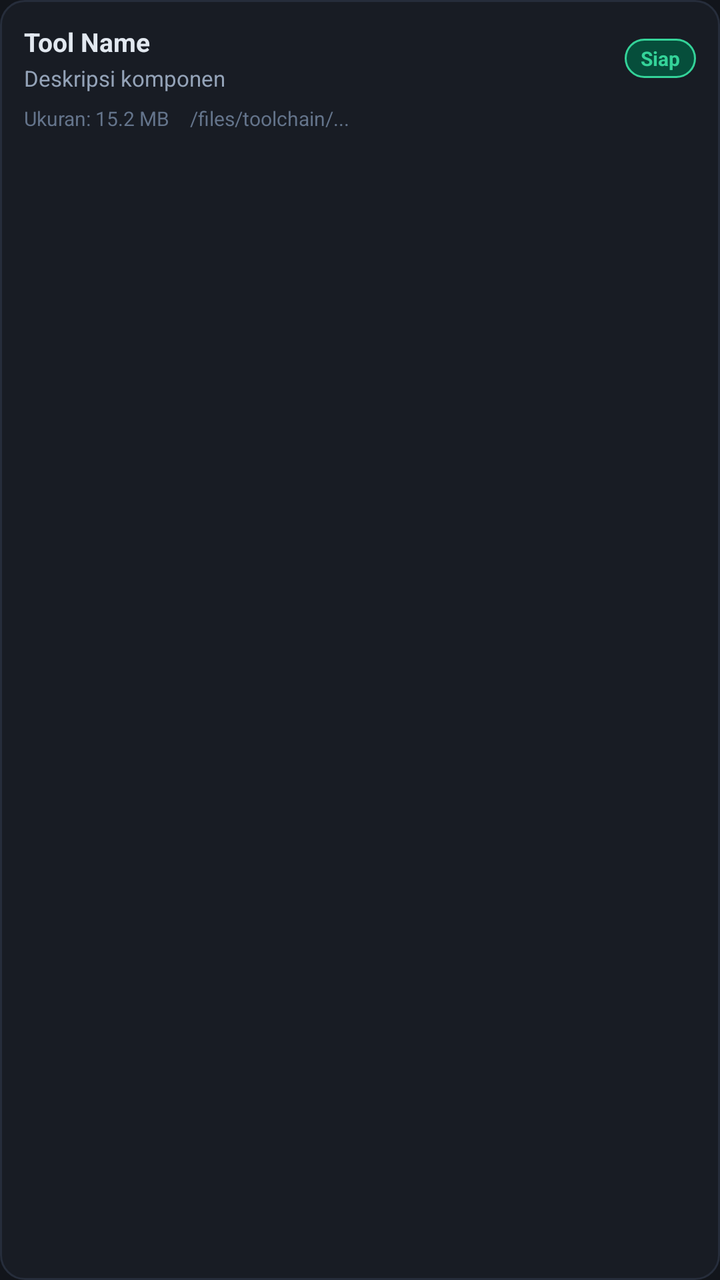
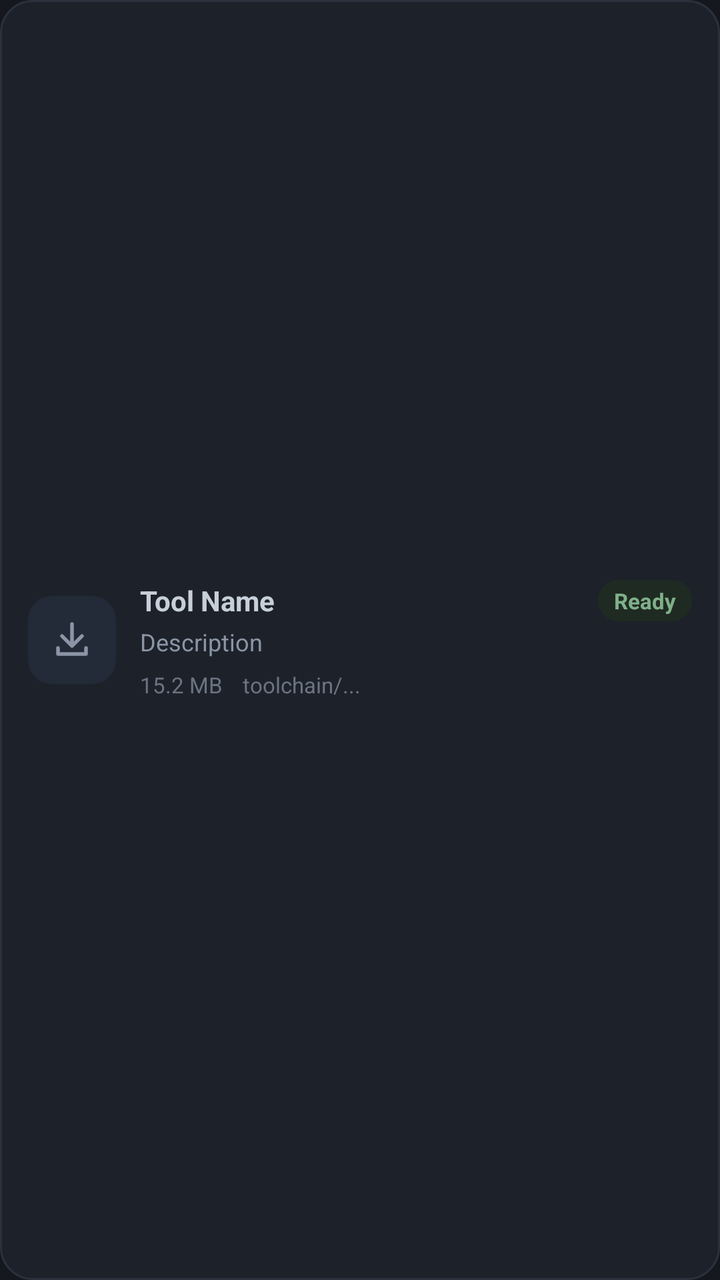

Before-and-after screenshots of an Android layout around one commit, followed by the original layout XML and the change that was made.
<!-- AndroidManifest.xml: application theme AppTheme -->
<!-- res/layout/item_toolchain.xml -->
<?xml version="1.0" encoding="utf-8"?>
<LinearLayout xmlns:android="http://schemas.android.com/apk/res/android"
    android:layout_width="match_parent"
    android:layout_height="wrap_content"
    android:layout_marginBottom="10dp"
    android:background="@drawable/card_bg"
    android:orientation="vertical"
    android:padding="12dp">

    <LinearLayout
        android:layout_width="match_parent"
        android:layout_height="wrap_content"
        android:orientation="horizontal"
        android:gravity="center_vertical">

        <LinearLayout
            android:layout_width="0dp"
            android:layout_height="wrap_content"
            android:layout_weight="1"
            android:orientation="vertical">

            <TextView
                android:id="@+id/tv_tool_name"
                android:layout_width="wrap_content"
                android:layout_height="wrap_content"
                android:text="Tool Name"
                android:textColor="@color/text_primary"
                android:textSize="13sp"
                android:textStyle="bold" />

            <TextView
                android:id="@+id/tv_tool_desc"
                android:layout_width="wrap_content"
                android:layout_height="wrap_content"
                android:layout_marginTop="2dp"
                android:text="Deskripsi komponen"
                android:textColor="@color/text_secondary"
                android:textSize="11sp" />
        </LinearLayout>

        <TextView
            android:id="@+id/tv_tool_badge"
            android:layout_width="wrap_content"
            android:layout_height="wrap_content"
            android:background="@drawable/badge_ready"
            android:paddingLeft="8dp"
            android:paddingRight="8dp"
            android:paddingTop="3dp"
            android:paddingBottom="3dp"
            android:text="Siap"
            android:textColor="@color/accent_green"
            android:textSize="10sp"
            android:textStyle="bold" />
    </LinearLayout>

    <LinearLayout
        android:layout_width="match_parent"
        android:layout_height="wrap_content"
        android:layout_marginTop="6dp"
        android:orientation="horizontal">

        <TextView
            android:id="@+id/tv_tool_size"
            android:layout_width="wrap_content"
            android:layout_height="wrap_content"
            android:text="Ukuran: 15.2 MB"
            android:textColor="@color/text_muted"
            android:textSize="10sp" />

        <TextView
            android:id="@+id/tv_tool_path"
            android:layout_width="0dp"
            android:layout_height="wrap_content"
            android:layout_weight="1"
            android:layout_marginLeft="10dp"
            android:ellipsize="middle"
            android:singleLine="true"
            android:text="/files/toolchain/..."
            android:textColor="@color/text_muted"
            android:textSize="10sp" />
    </LinearLayout>
</LinearLayout>
<!-- resources referenced by this layout -->
<resources>
  <color name="accent_green">#34D399</color>
  <color name="text_muted">#64748B</color>
  <color name="text_primary">#E2E8F0</color>
  <color name="text_secondary">#94A3B8</color>
  <!-- drawable badge_ready (drawable) -->
  <?xml version="1.0" encoding="utf-8"?>
  <shape xmlns:android="http://schemas.android.com/apk/res/android"
      android:shape="rectangle">
      <solid android:color="#064E3B" />
      <stroke android:width="1dp" android:color="@color/accent_green" />
      <corners android:radius="12dp" />
  </shape>
  <!-- drawable card_bg (drawable) -->
  <?xml version="1.0" encoding="utf-8"?>
  <shape xmlns:android="http://schemas.android.com/apk/res/android"
      android:shape="rectangle">
      <solid android:color="@color/surface_card" />
      <stroke android:width="1dp" android:color="@color/surface_border" />
      <corners android:radius="12dp" />
  </shape>
  <style name="AppTheme" parent="@android:style/Theme.Material.NoActionBar">
          <item name="android:windowBackground">@color/bg_main</item>
          <item name="android:colorPrimary">@color/surface_card</item>
          <item name="android:colorPrimaryDark">@color/bg_main</item>
          <item name="android:colorAccent">@color/primary_accent</item>
          <item name="android:statusBarColor">@color/bg_main</item>
          <item name="android:navigationBarColor">@color/bg_main</item>
          <item name="android:textColorPrimary">@color/text_primary</item>
          <item name="android:textColorSecondary">@color/text_secondary</item>
      </style>
  <color name="surface_card">#181C24</color>
  <color name="surface_border">#262D3B</color>
  <color name="bg_main">#12151B</color>
  <color name="primary_accent">#4F7EE8</color>
</resources>

<!-- the commit's change to res/layout/item_toolchain.xml (unified diff, before → after) -->
@@ -4,79 +4,97 @@
     android:layout_height="wrap_content"
     android:layout_marginBottom="10dp"
     android:background="@drawable/card_bg"
-    android:orientation="vertical"
-    android:padding="12dp">
+    android:orientation="horizontal"
+    android:padding="14dp"
+    android:gravity="center_vertical">
 
     <LinearLayout
-        android:layout_width="match_parent"
+        android:layout_width="44dp"
+        android:layout_height="44dp"
+        android:background="@drawable/icon_tile_bg"
+        android:gravity="center">
+
+        <ImageView
+            android:layout_width="24dp"
+            android:layout_height="24dp"
+            android:src="@drawable/ic_nav_download"
+            android:contentDescription="Component" />
+    </LinearLayout>
+
+    <LinearLayout
+        android:layout_width="0dp"
         android:layout_height="wrap_content"
-        android:orientation="horizontal"
-        android:gravity="center_vertical">
+        android:layout_weight="1"
+        android:layout_marginLeft="12dp"
+        android:orientation="vertical">
 
         <LinearLayout
-            android:layout_width="0dp"
+            android:layout_width="match_parent"
             android:layout_height="wrap_content"
-            android:layout_weight="1"
-            android:orientation="vertical">
+            android:orientation="horizontal"
+            android:gravity="center_vertical">
 
             <TextView
                 android:id="@+id/tv_tool_name"
-                android:layout_width="wrap_content"
+                android:layout_width="0dp"
                 android:layout_height="wrap_content"
+                android:layout_weight="1"
                 android:text="Tool Name"
                 android:textColor="@color/text_primary"
-                android:textSize="13sp"
+                android:textSize="14sp"
                 android:textStyle="bold" />
 
             <TextView
-                android:id="@+id/tv_tool_desc"
+                android:id="@+id/tv_tool_badge"
                 android:layout_width="wrap_content"
                 android:layout_height="wrap_content"
-                android:layout_marginTop="2dp"
-                android:text="Deskripsi komponen"
-                android:textColor="@color/text_secondary"
-                android:textSize="11sp" />
+                android:background="@drawable/badge_ready"
+                android:paddingLeft="8dp"
+                android:paddingRight="8dp"
+                android:paddingTop="3dp"
+                android:paddingBottom="3dp"
+                android:text="Ready"
+                android:textColor="@color/accent_green"
+                android:textSize="11sp"
+                android:textStyle="bold" />
         </LinearLayout>
 
         <TextView
-            android:id="@+id/tv_tool_badge"
+            android:id="@+id/tv_tool_desc"
             android:layout_width="wrap_content"
             android:layout_height="wrap_content"
-            android:background="@drawable/badge_ready"
-            android:paddingLeft="8dp"
-            android:paddingRight="8dp"
-            android:paddingTop="3dp"
-            android:paddingBottom="3dp"
-            android:text="Siap"
-            android:textColor="@color/accent_green"
-            android:textSize="10sp"
-            android:textStyle="bold" />
-    </LinearLayout>
+            android:layout_marginTop="2dp"
+            android:ellipsize="end"
+            android:maxLines="2"
+            android:text="Description"
+            android:textColor="@color/text_secondary"
+            android:textSize="12sp" />
 
-    <LinearLayout
-        android:layout_width="match_parent"
-        android:layout_height="wrap_content"
-        android:layout_marginTop="6dp"
-        android:orientation="horizontal">
+        <LinearLayout
+            android:layout_width="match_parent"
+            android:layout_height="wrap_content"
+            android:layout_marginTop="6dp"
+            android:orientation="horizontal">
 
-        <TextView
-            android:id="@+id/tv_tool_size"
-            android:layout_width="wrap_content"
-            android:layout_height="wrap_content"
-            android:text="Ukuran: 15.2 MB"
-            android:textColor="@color/text_muted"
-            android:textSize="10sp" />
+            <TextView
+                android:id="@+id/tv_tool_size"
+                android:layout_width="wrap_content"
+                android:layout_height="wrap_content"
+                android:text="15.2 MB"
+                android:textColor="@color/text_muted"
+                android:textSize="11sp" />
 
-        <TextView
-            android:id="@+id/tv_tool_path"
-            android:layout_width="0dp"
-            android:layout_height="wrap_content"
-            android:layout_weight="1"
-            android:layout_marginLeft="10dp"
-            android:ellipsize="middle"
-            android:singleLine="true"
-            android:text="/files/toolchain/..."
-            android:textColor="@color/text_muted"
-            android:textSize="10sp" />
+            <TextView
+                android:id="@+id/tv_tool_path"
+                android:layout_width="0dp"
+                android:layout_height="wrap_content"
+                android:layout_weight="1"
+                android:layout_marginLeft="10dp"
+                android:ellipsize="middle"
+                android:singleLine="true"
+                android:text="toolchain/..."
+                android:textColor="@color/text_muted"
+                android:textSize="11sp" />
+        </LinearLayout>
     </LinearLayout>
 </LinearLayout>
<!-- resource entries referenced after the edit -->
@@ -1,15 +1,14 @@
 <!-- resources referenced by this layout -->
 <resources>
-  <color name="accent_green">#34D399</color>
-  <color name="text_muted">#64748B</color>
-  <color name="text_primary">#E2E8F0</color>
-  <color name="text_secondary">#94A3B8</color>
+  <color name="accent_green">#7FB08A</color>
+  <color name="text_muted">#6B7482</color>
+  <color name="text_primary">#C7CFD9</color>
+  <color name="text_secondary">#8B95A5</color>
   <!-- drawable badge_ready (drawable) -->
   <?xml version="1.0" encoding="utf-8"?>
   <shape xmlns:android="http://schemas.android.com/apk/res/android"
       android:shape="rectangle">
-      <solid android:color="#064E3B" />
-      <stroke android:width="1dp" android:color="@color/accent_green" />
+      <solid android:color="@color/accent_green_bg" />
       <corners android:radius="12dp" />
   </shape>
   <!-- drawable card_bg (drawable) -->
@@ -18,21 +17,54 @@
       android:shape="rectangle">
       <solid android:color="@color/surface_card" />
       <stroke android:width="1dp" android:color="@color/surface_border" />
+      <corners android:radius="16dp" />
+  </shape>
+  <!-- drawable ic_nav_download (drawable) -->
+  <?xml version="1.0" encoding="utf-8"?>
+  <vector xmlns:android="http://schemas.android.com/apk/res/android"
+      android:width="24dp"
+      android:height="24dp"
+      android:viewportWidth="24"
+      android:viewportHeight="24">
+      <path
+          android:fillColor="#00000000"
+          android:strokeColor="#8B95A5"
+          android:strokeWidth="1.8"
+          android:strokeLineCap="round"
+          android:strokeLineJoin="round"
+          android:pathData="M12,4 V13 M7,10 L12,15 L17,10 M5,16 V19 H19 V16" />
+  </vector>
+  <!-- drawable icon_tile_bg (drawable) -->
+  <?xml version="1.0" encoding="utf-8"?>
+  <shape xmlns:android="http://schemas.android.com/apk/res/android"
+      android:shape="rectangle">
+      <solid android:color="@color/surface_tint" />
       <corners android:radius="12dp" />
   </shape>
   <style name="AppTheme" parent="@android:style/Theme.Material.NoActionBar">
           <item name="android:windowBackground">@color/bg_main</item>
-          <item name="android:colorPrimary">@color/surface_card</item>
+          <item name="android:colorPrimary">@color/primary_accent</item>
           <item name="android:colorPrimaryDark">@color/bg_main</item>
           <item name="android:colorAccent">@color/primary_accent</item>
           <item name="android:statusBarColor">@color/bg_main</item>
           <item name="android:navigationBarColor">@color/bg_main</item>
           <item name="android:textColorPrimary">@color/text_primary</item>
           <item name="android:textColorSecondary">@color/text_secondary</item>
+          <item name="android:editTextBackground">@drawable/edit_text_bg</item>
       </style>
-  <color name="surface_card">#181C24</color>
-  <color name="surface_border">#262D3B</color>
-  <color name="bg_main">#12151B</color>
-  <color name="primary_accent">#4F7EE8</color>
+  <color name="accent_green_bg">#1F2B22</color>
+  <color name="surface_card">#1D222A</color>
+  <color name="surface_border">#2B323E</color>
+  <color name="surface_tint">#232A38</color>
+  <color name="bg_main">#15181E</color>
+  <color name="primary_accent">#6E86B3</color>
+  <!-- drawable edit_text_bg (drawable) -->
+  <?xml version="1.0" encoding="utf-8"?>
+  <shape xmlns:android="http://schemas.android.com/apk/res/android"
+      android:shape="rectangle">
+      <solid android:color="@color/surface_card" />
+      <stroke android:width="1dp" android:color="@color/surface_border" />
+      <corners android:radius="12dp" />
+  </shape>
 </resources>
 
